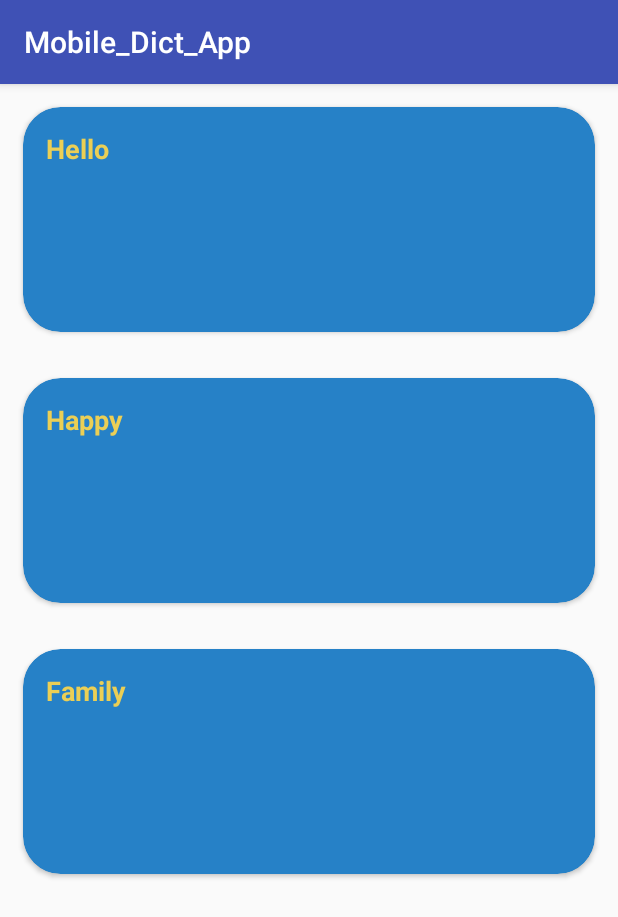
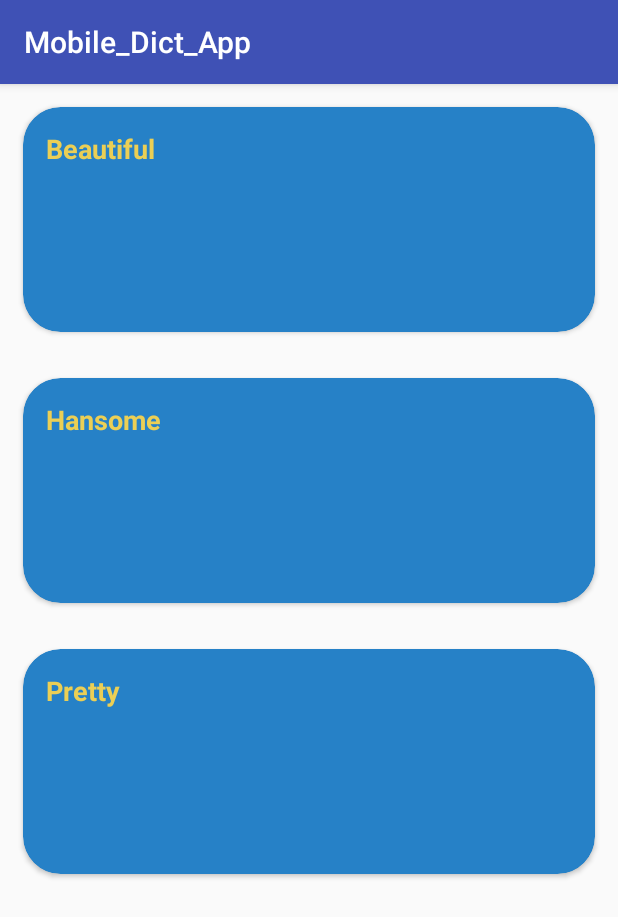
Before and after one commit to anhnguyen4/mobileappproject, an Android app: the screen it shows after launch (HomeActivity), on a phone screen of 412 x 824 dp. Shown: the top 917 px of the screen. Run offline under Robolectric (Android 15) with nearby library versions, the phone set to English and light mode, and no system bars.

```diff
--- a/app/build.gradle
+++ b/app/build.gradle
@@ -29,4 +29,5 @@ dependencies {
     testImplementation 'junit:junit:4.12'
     androidTestImplementation 'com.android.support.test:runner:1.0.2'
     androidTestImplementation 'com.android.support.test.espresso:espresso-core:3.0.2'
+    implementation 'com.google.code.gson:gson:2.8.4'
 }
--- a/app/src/main/AndroidManifest.xml
+++ b/app/src/main/AndroidManifest.xml
@@ -27,7 +27,11 @@
             android:name=".Services.NotifyService"
             android:exported="false" />
 
-        <activity android:name=".Views.Activities.AboutActivity"></activity>
+        <activity android:name=".Views.Activities.AboutActivity" />
+
+        <service
+            android:name=".Services.DBService"
+            android:exported="false"></service>
     </application>
 
 </manifest>
--- a/app/src/main/java/com/example/sipln/mobile_dict_app/Presenters/RVWordEntryAdapter.java
+++ b/app/src/main/java/com/example/sipln/mobile_dict_app/Presenters/RVWordEntryAdapter.java
@@ -33,6 +33,7 @@ public class RVWordEntryAdapter extends RecyclerView.Adapter<RVWordEntryAdapter.
     @Override
     public void onBindViewHolder(@NonNull WordEntryViewHolder holder, int position) {
         holder.wordText.setText(wordList.get(position).getWord());
+        holder.wordMeaning.setText(wordList.get(position).getMeaning());
     }
 
     @Override
@@ -48,10 +49,12 @@ public class RVWordEntryAdapter extends RecyclerView.Adapter<RVWordEntryAdapter.
     public static class WordEntryViewHolder extends RecyclerView.ViewHolder {
         private CardView wordEntry;
         private TextView wordText;
+        private TextView wordMeaning;
         public WordEntryViewHolder(View itemView) {
             super(itemView);
             wordEntry =  itemView.findViewById(R.id.cv_word_entry);
             wordText  =  itemView.findViewById(R.id.tv_word_text);
+            wordMeaning  =  itemView.findViewById(R.id.tv_word_meaning);
         }
     }
 }
--- a/app/src/main/java/com/example/sipln/mobile_dict_app/Views/Activities/HomeActivity.java
+++ b/app/src/main/java/com/example/sipln/mobile_dict_app/Views/Activities/HomeActivity.java
@@ -1,6 +1,9 @@
 package com.example.sipln.mobile_dict_app.Views.Activities;
 
+        import android.content.BroadcastReceiver;
+        import android.content.Context;
         import android.content.Intent;
+        import android.content.IntentFilter;
         import android.support.annotation.NonNull;
         import android.support.design.widget.NavigationView;
         import android.support.v7.app.AppCompatActivity;
@@ -9,6 +12,7 @@ import android.support.v7.widget.DefaultItemAnimator;
         import android.support.v7.widget.LinearLayoutManager;
         import android.support.v7.widget.RecyclerView;
 
+        import android.util.Log;
         import android.view.MenuItem;
 
         import com.example.sipln.mobile_dict_app.R;
@@ -26,6 +30,10 @@ public class HomeActivity extends AppCompatActivity {
     private RecyclerView recyclerView;
     private RecyclerView.LayoutManager layoutManager;
     private RVWordEntryAdapter rvWordEntryAdapter;
+
+    private boolean receiverIsRegisted = false;
+    private HomeBroadcastReceiver receiver = null;
+
 
     @Override
     protected void onCreate(Bundle savedInstanceState) {
@@ -55,7 +63,6 @@ public class HomeActivity extends AppCompatActivity {
         layoutManager = new LinearLayoutManager(this);
         recyclerView.setLayoutManager(layoutManager);
 
-
         initData();
         rvWordEntryAdapter = new RVWordEntryAdapter(wordList);
         recyclerView.setAdapter(rvWordEntryAdapter);
@@ -63,13 +70,49 @@ public class HomeActivity extends AppCompatActivity {
 
         Intent clipboardObserver = new Intent(this, ClipboardObserveService.class);
         startService(clipboardObserver);
+
     }
 
-    private void initData(){
+    @Override
+    protected void onPause() {
+        super.onPause();
+        if(receiverIsRegisted) {
+            unregisterReceiver(receiver);
+            receiver = null;
+            receiverIsRegisted = false;
+        }
+    }
+
+    @Override
+    protected void onResume() {
+        super.onResume();
+        if ( !receiverIsRegisted) {
+            receiver = new HomeBroadcastReceiver();
+            IntentFilter filter = new IntentFilter();
+            filter.addAction("Save");
+            registerReceiver(receiver, filter);
+            receiverIsRegisted = true;
+        }
+    }
+
+
+    private  class HomeBroadcastReceiver extends  BroadcastReceiver {
+
+        @Override
+        public void onReceive(Context context, Intent intent) {
+            updateUI();
+        }
+    }
+
+    private void updateUI() {
+        Log.i("Receiver", "UpdateUI");
+    }
+
+    private  void initData(){
         wordList = new ArrayList<>();
-        wordList.add(new Word("Hello"));
-        wordList.add(new Word("Happy"));
-        wordList.add(new Word("Family"));
+        wordList.add(new Word("Beautiful"));
+        wordList.add(new Word("Hansome"));
+        wordList.add(new Word("Pretty"));
     }
 
 }
--- a/app/src/main/res/drawable/ic_notifications__24dp.xml
+++ b/app/src/main/res/drawable/ic_notifications__24dp.xml
@@ -1,4 +1,4 @@
-<vector android:height="24dp" android:tint="#fa2860"
+<vector android:height="24dp" android:tint="#fa8728"
     android:viewportHeight="24.0" android:viewportWidth="24.0"
     android:width="24dp" xmlns:android="http://schemas.android.com/apk/res/android">
     <path android:fillColor="#FF000000" android:pathData="M7.58,4.08L6.15,2.65C3.75,4.48 2.17,7.3 2.03,10.5h2c0.15,-2.65 1.51,-4.97 3.55,-6.42zM19.97,10.5h2c-0.15,-3.2 -1.73,-6.02 -4.12,-7.85l-1.42,1.43c2.02,1.45 3.39,3.77 3.54,6.42zM18,11c0,-3.07 -1.64,-5.64 -4.5,-6.32L13.5,4c0,-0.83 -0.67,-1.5 -1.5,-1.5s-1.5,0.67 -1.5,1.5v0.68C7.63,5.36 6,7.92 6,11v5l-2,2v1h16v-1l-2,-2v-5zM12,22c0.14,0 0.27,-0.01 0.4,-0.04 0.65,-0.14 1.18,-0.58 1.44,-1.18 0.1,-0.24 0.15,-0.5 0.15,-0.78h-4c0.01,1.1 0.9,2 2.01,2z"/>
--- a/app/src/main/res/layout/word_entry.xml
+++ b/app/src/main/res/layout/word_entry.xml
@@ -20,4 +20,14 @@
         android:layout_margin="15dp"
         />
 
+    <TextView
+        android:id="@+id/tv_word_meaning"
+        android:textColor="#ebcf55"
+        android:textSize="28dp"
+        android:textStyle="bold"
+        android:layout_width="wrap_content"
+        android:layout_height="wrap_content"
+        android:layout_gravity="center"
+        />
+
 </android.support.v7.widget.CardView>
```
Also changed, not shown: app/src/main/java/com/example/sipln/mobile_dict_app/Models/WordHelper.java (+7 -1 lines), app/src/main/java/com/example/sipln/mobile_dict_app/Services/DBService.java (added, +55 -0 lines), app/src/main/java/com/example/sipln/mobile_dict_app/Services/NotifyService.java (+5 -3 lines). Lines whose indentation alone changed are shown as unchanged.
